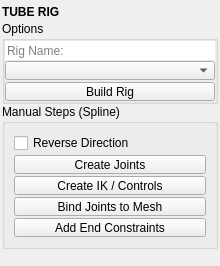
Before: the Qt Designer form blendertk/rig_utils/tube_rig/tube_rig.ui in m3trik/blendertk, drawn with Qt 5.
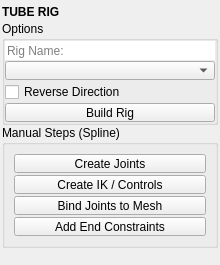
After: the same form once the commit is applied. Custom widgets are drawn as their Qt base class.

```diff
--- a/blendertk/rig_utils/tube_rig/tube_rig.ui
+++ b/blendertk/rig_utils/tube_rig/tube_rig.ui
@@ -176,6 +176,16 @@
            </layout>
           </widget>
          </item>
+         <item>
+          <widget class="QCheckBox" name="chk000">
+           <property name="toolTip">
+            <string>Build from the tube's other end: the root (the end that stays put) and the tip swap. Applies to Build Rig and Step 1.</string>
+           </property>
+           <property name="text">
+            <string>Reverse Direction</string>
+           </property>
+          </widget>
+         </item>
          <item>
           <widget class="PushButton" name="b000">
            <property name="minimumSize">
@@ -210,16 +220,6 @@
          <property name="spacing">
           <number>2</number>
          </property>
-         <item>
-          <widget class="QCheckBox" name="chk000">
-           <property name="toolTip">
-            <string>Reverse the joint-chain direction for Step 1 (Create Joints).</string>
-           </property>
-           <property name="text">
-            <string>Reverse Direction</string>
-           </property>
-          </widget>
-         </item>
          <item>
           <widget class="PushButton" name="b001">
            <property name="minimumSize">
```
